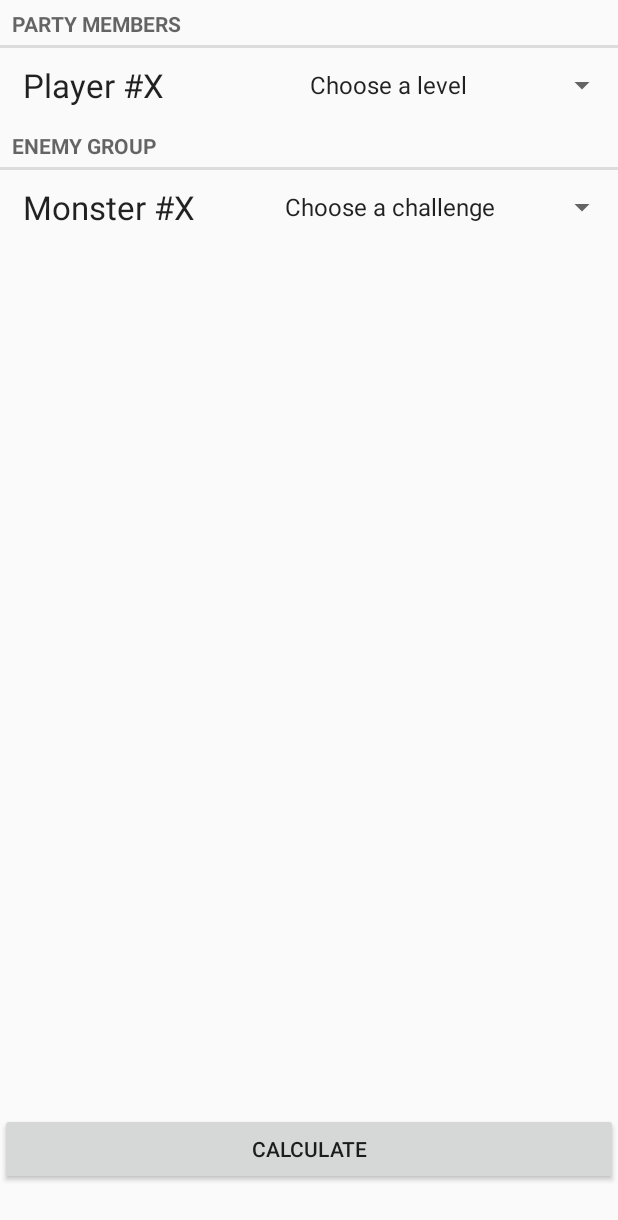
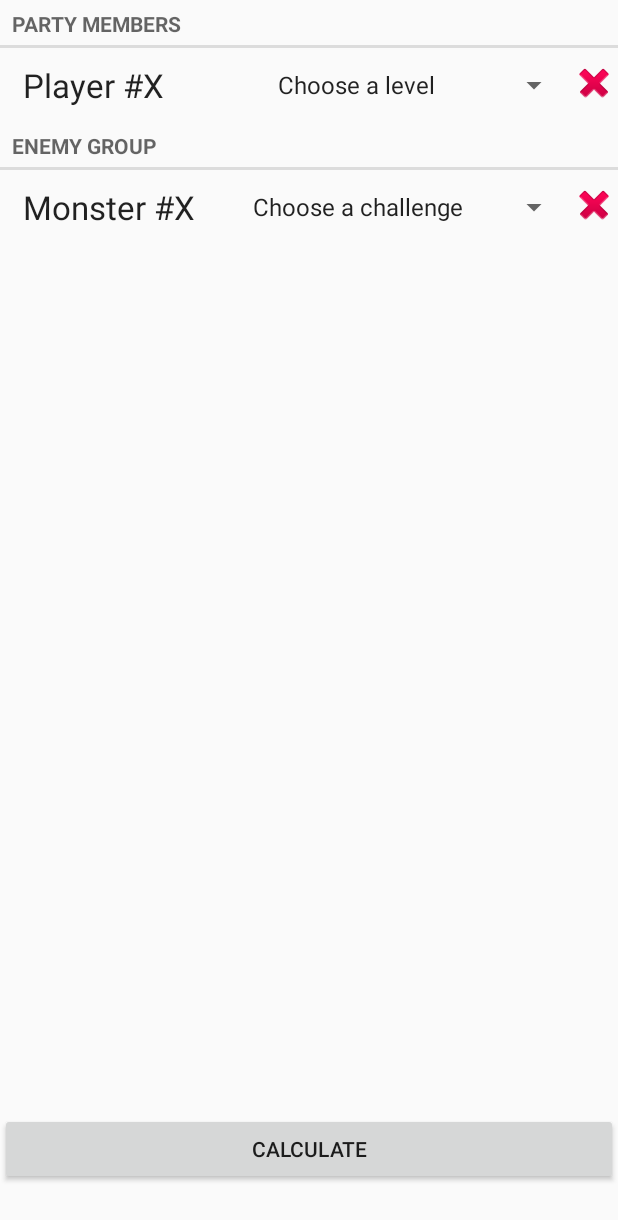
Before and after one commit to vfpimenta/dm-studio, an Android app: the layout fragment_encounter_calculator.xml on its own in the app's theme, with its tools: preview values and no code run, on a phone screen of 412 x 824 dp. Shown: the top 1220 px of the screen. Run offline under Robolectric (Android 15) with nearby library versions, the phone set to English and light mode, and no system bars.

Commit message:
Begin layout move.

```diff
--- a/app/src/main/java/vfpimenta/dungeonmasterstudio/MainActivity.java
+++ b/app/src/main/java/vfpimenta/dungeonmasterstudio/MainActivity.java
@@ -15,7 +15,7 @@ public class MainActivity extends AppCompatActivity {
 
         // Get the ViewPager and set it's PagerAdapter so that it can display items
         ViewPager viewPager = (ViewPager) findViewById(R.id.viewpager);
-        viewPager.setAdapter(new SampleFragmentPagerAdapter(getSupportFragmentManager()));
+        viewPager.setAdapter(new TabFragmentPagerAdapter(getSupportFragmentManager()));
 
         // Give the PagerSlidingTabStrip the ViewPager
         PagerSlidingTabStrip tabsStrip = (PagerSlidingTabStrip) findViewById(R.id.tabs);
--- a/app/src/main/java/vfpimenta/dungeonmasterstudio/SampleFragmentPagerAdapter.java
+++ b/app/src/main/java/vfpimenta/dungeonmasterstudio/TabFragmentPagerAdapter.java
@@ -11,11 +11,11 @@ import java.util.Map;
 import vfpimenta.dungeonmasterstudio.fragments.EncounterCalculatorFragment;
 import vfpimenta.dungeonmasterstudio.fragments.UnderConstructionFragment;
 
-public class SampleFragmentPagerAdapter extends FragmentPagerAdapter {
+public class TabFragmentPagerAdapter extends android.support.v4.app.FragmentPagerAdapter {
     private String tabTitles[] = new String[] { "Encounter calculator", "Campaign notes", "General resources" };
     private Map<Integer, Fragment> pages;
 
-    public SampleFragmentPagerAdapter(FragmentManager fm) {
+    public TabFragmentPagerAdapter(FragmentManager fm) {
         super(fm);
 
         pages = new HashMap<>();
--- a/app/src/main/res/layout/fragment_encounter_calculator.xml
+++ b/app/src/main/res/layout/fragment_encounter_calculator.xml
@@ -26,6 +26,10 @@
                 android:text="Party members"
                 style="?android:attr/listSeparatorTextViewStyle" />
 
+            <RelativeLayout
+                android:layout_width="match_parent"
+                android:layout_height="wrap_content">
+
                 <LinearLayout
                     android:layout_width="match_parent"
                     android:layout_height="wrap_content"
@@ -50,7 +54,15 @@
                         android:layout_height="match_parent"
                         android:layout_weight="1"
                         android:visibility="visible" />
+
+                    <ImageButton
+                        android:paddingTop="7.5dip"
+                        android:layout_width="wrap_content"
+                        android:layout_height="wrap_content"
+                        android:src="@android:drawable/ic_delete"
+                        android:background="@null" />
                 </LinearLayout>
+            </RelativeLayout>
 
             <TextView
                 xmlns:android="http://schemas.android.com/apk/res/android"
@@ -61,6 +73,10 @@
                 android:paddingLeft="5dip"
                 android:text="Enemy group"
                 style="?android:attr/listSeparatorTextViewStyle" />
+
+            <RelativeLayout
+                android:layout_width="match_parent"
+                android:layout_height="wrap_content">
 
                 <LinearLayout
                     android:layout_width="match_parent"
@@ -86,7 +102,15 @@
                         android:layout_height="match_parent"
                         android:layout_weight="1"
                         android:visibility="visible" />
+
+                    <ImageButton
+                        android:paddingTop="7.5dip"
+                        android:layout_width="wrap_content"
+                        android:layout_height="wrap_content"
+                        android:background="@null"
+                        android:src="@android:drawable/ic_delete" />
                 </LinearLayout>
+            </RelativeLayout>
 
         </LinearLayout>
     </ScrollView>
```
Also changed, not shown: app/src/main/java/vfpimenta/dungeonmasterstudio/fragments/EncounterCalculatorFragment.java (+1 -18 lines), app/src/main/res/layout/view_enemy_layout.xml (added, +33 -0 lines), app/src/main/res/layout/view_player_layout.xml (added, +33 -0 lines). Lines whose indentation alone changed are shown as unchanged.
